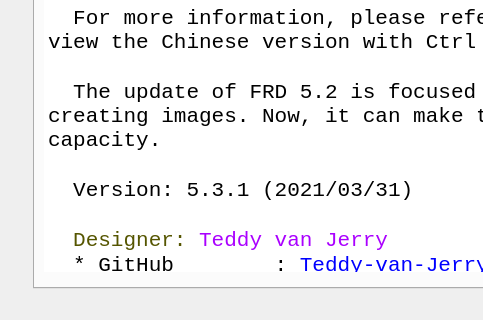
Teddy-van-Jerry/Fractal_Designer, file mainwindow.ui: the form before one commit; both pictures show x 0 to 483 and y 380 to 700 of the 1000 by 700 pixel window.
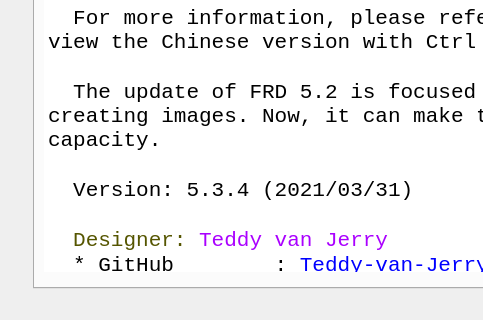
The form after the commit. Icons and pictures are not drawn.

Commit message: Add Julia Set - 5.3.4

Patch:
```diff
--- a/mainwindow.ui
+++ b/mainwindow.ui
@@ -110,7 +110,7 @@
 &lt;p style=&quot;-qt-paragraph-type:empty; margin-top:0px; margin-bottom:0px; margin-left:0px; margin-right:0px; -qt-block-indent:0; text-indent:0px; font-size:16pt;&quot;&gt;&lt;br /&gt;&lt;/p&gt;
 &lt;p style=&quot; margin-top:0px; margin-bottom:0px; margin-left:0px; margin-right:0px; -qt-block-indent:0; text-indent:0px;&quot;&gt;&lt;span style=&quot; font-size:16pt;&quot;&gt;  The update of FRD 5.2 is focused on higher efficiency of creating images. Now, it can make the most of the CPU capacity.&lt;/span&gt;&lt;/p&gt;
 &lt;p style=&quot;-qt-paragraph-type:empty; margin-top:0px; margin-bottom:0px; margin-left:0px; margin-right:0px; -qt-block-indent:0; text-indent:0px; font-size:16pt;&quot;&gt;&lt;br /&gt;&lt;/p&gt;
-&lt;p style=&quot; margin-top:0px; margin-bottom:0px; margin-left:0px; margin-right:0px; -qt-block-indent:0; text-indent:0px;&quot;&gt;&lt;span style=&quot; font-size:16pt;&quot;&gt;  Version: 5.3.1 (2021/03/31)&lt;/span&gt;&lt;/p&gt;
+&lt;p style=&quot; margin-top:0px; margin-bottom:0px; margin-left:0px; margin-right:0px; -qt-block-indent:0; text-indent:0px;&quot;&gt;&lt;span style=&quot; font-size:16pt;&quot;&gt;  Version: 5.3.4 (2021/03/31)&lt;/span&gt;&lt;/p&gt;
 &lt;p style=&quot;-qt-paragraph-type:empty; margin-top:0px; margin-bottom:0px; margin-left:0px; margin-right:0px; -qt-block-indent:0; text-indent:0px; font-size:16pt;&quot;&gt;&lt;br /&gt;&lt;/p&gt;
 &lt;p style=&quot; margin-top:0px; margin-bottom:0px; margin-left:0px; margin-right:0px; -qt-block-indent:0; text-indent:0px;&quot;&gt;&lt;span style=&quot; font-size:16pt;&quot;&gt;  &lt;/span&gt;&lt;span style=&quot; font-size:16pt; color:#555500;&quot;&gt;Designer: &lt;/span&gt;&lt;span style=&quot; font-size:16pt; color:#aa00ff;&quot;&gt;Teddy van Jerry&lt;/span&gt;&lt;/p&gt;
 &lt;p style=&quot; margin-top:0px; margin-bottom:0px; margin-left:0px; margin-right:0px; -qt-block-indent:0; text-indent:0px;&quot;&gt;&lt;span style=&quot; font-size:16pt; color:#aa00ff;&quot;&gt;  &lt;/span&gt;&lt;span style=&quot; font-size:16pt; color:#000000;&quot;&gt;* GitHub        : &lt;/span&gt;&lt;a href=&quot;https://github.com/Teddy-van-Jerry&quot;&gt;&lt;span style=&quot; font-size:16pt; text-decoration: underline; color:#0000ff;&quot;&gt;Teddy-van-Jerry&lt;/span&gt;&lt;/a&gt;&lt;/p&gt;
```
The commit also changes 1 other file.
